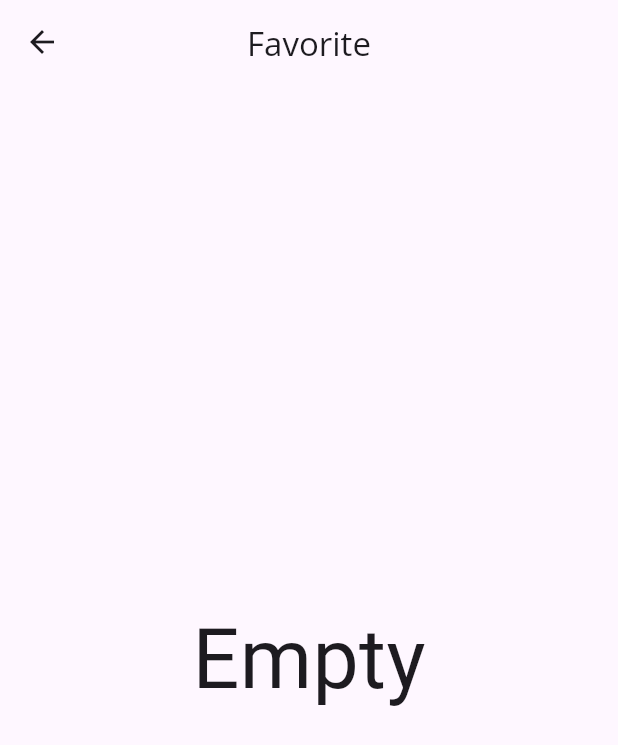
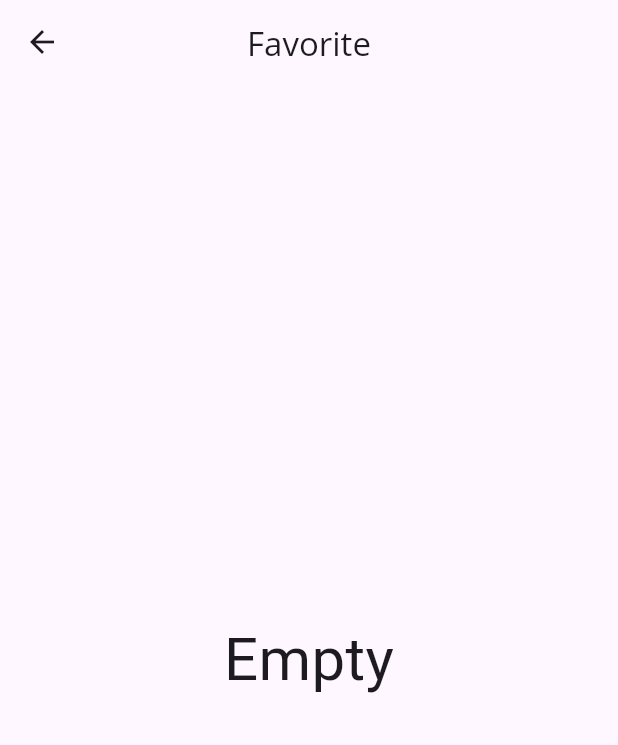
Before and after one commit to Bufrag/sitizenship_bloc, a Flutter app: the FavouriteCountry screen opened directly, on a phone screen of 412 x 824 dp. Shown: the top 745 px of the screen. Run offline on Flutter 3.47's test engine with Material 2 defaults, Android fonts, the phone set to English and light mode, and no system bars; our stand-ins replace bloc, equatable, firebase_core, firebase_database, flutter_bloc, flutter_riverpod and 4 more; accounts and stored records are empty.

Commit message:
New Size

```diff
--- a/lib/screen/favourite_country_page.dart
+++ b/lib/screen/favourite_country_page.dart
@@ -27,7 +27,7 @@ class _FavouriteCountryState extends State<FavouriteCountry> {
         body: const Center(
           child: Text(
             "Empty",
-            style: TextStyle(fontSize: 55),
+            style: TextStyle(fontSize: 40),
           ),
         ),
       );
```
